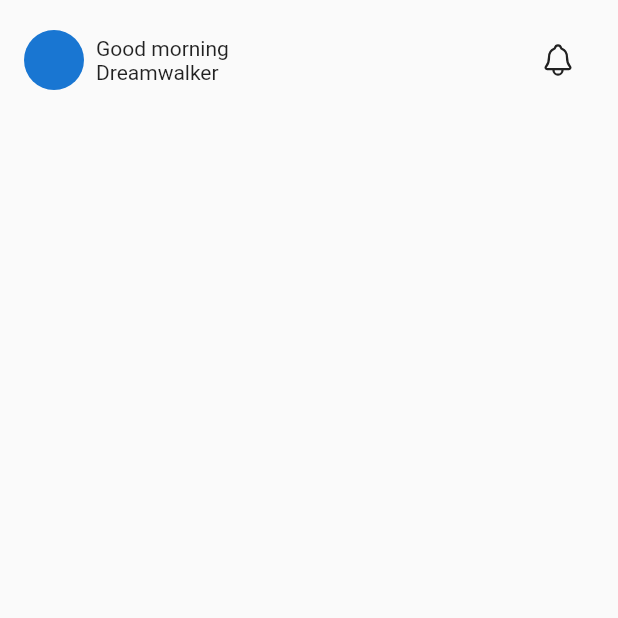
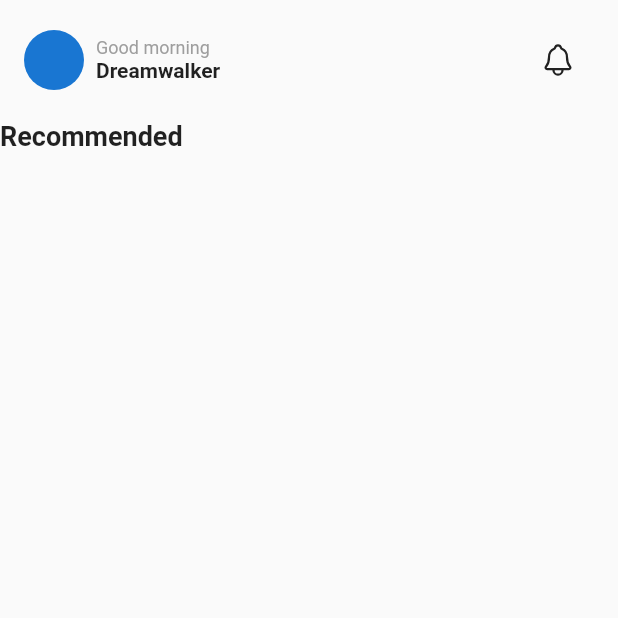
Before and after one commit to JAICHANGPARK/flutter_notebook_18th_story, a Flutter app: the EstateHomePage screen opened by its route, on a phone screen of 412 x 824 dp, the top half of it. Run offline on Flutter 3.47's test engine with Material 2 defaults, Android fonts, the phone set to English and light mode, and no system bars; our stand-ins replace cached_network_image, flutter_riverpod, freezed_annotation, go_router, ionicons; network calls fail.

Commit message:
Update estate_home_page.dart

```diff
--- a/lib/ep1060_real_estate_app/src/ui/estate_home_page.dart
+++ b/lib/ep1060_real_estate_app/src/ui/estate_home_page.dart
@@ -19,24 +19,52 @@ class _EstateHomePageState extends State<EstateHomePage> {
               padding: const EdgeInsets.all(16.0),
               child: Row(
                 children: [
-                  CircleAvatar(),
+                  const CircleAvatar(),
                   Padding(
                     padding: const EdgeInsets.all(8.0),
                     child: Column(
                       crossAxisAlignment: CrossAxisAlignment.start,
                       children: [
-                        Text("Good morning"),
-                        Text("Dreamwalker"),
+                        const Text(
+                          "Good morning",
+                          style: const TextStyle(
+                            color: Colors.grey,
+                            fontSize: 12,
+                          ),
+                        ),
+                        const Text(
+                          "Dreamwalker",
+                          style: TextStyle(
+                            fontWeight: FontWeight.bold,
+                          ),
+                        ),
                       ],
                     ),
                   ),
-                  Spacer(),
+                  const Spacer(),
                   IconButton(
                     onPressed: () {},
-                    icon: Icon(Ionicons.notifications_outline),
+                    icon: const Icon(
+                      Ionicons.notifications_outline,
+                    ),
                   )
                 ],
               ),
+            ),
+            Column(
+              children: [
+                Row(
+                  children: [
+                    Text(
+                      "Recommended",
+                      style: TextStyle(
+                        fontSize: 18,
+                        fontWeight: FontWeight.bold,
+                      ),
+                    )
+                  ],
+                )
+              ],
             )
           ],
         ),
```
